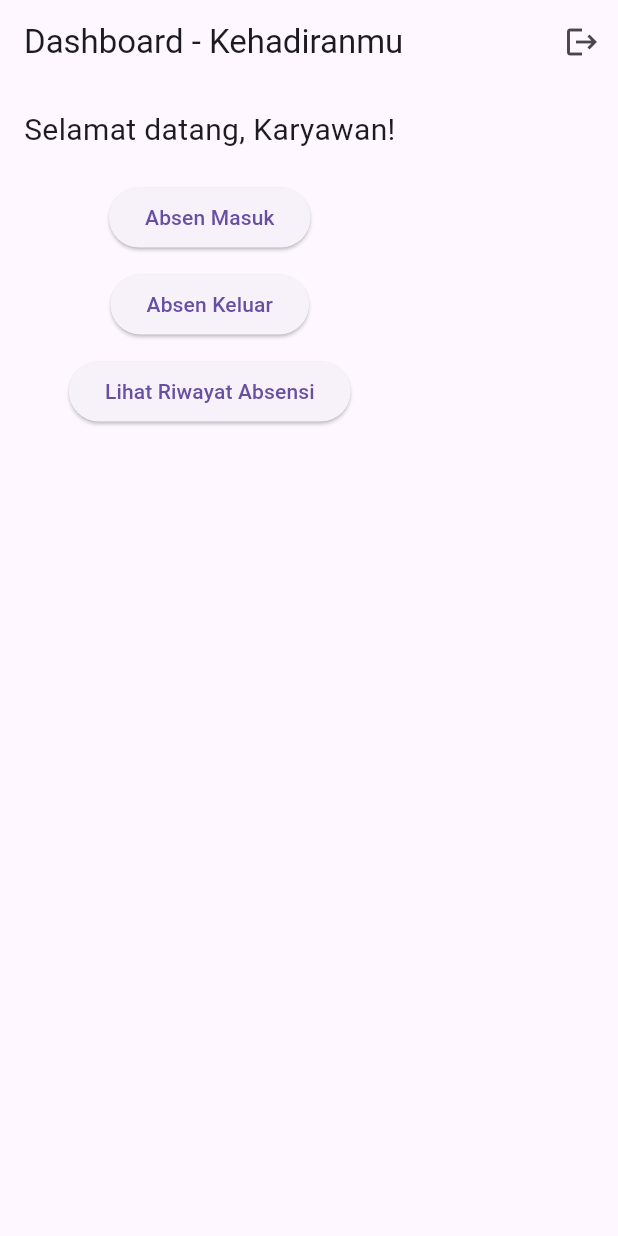
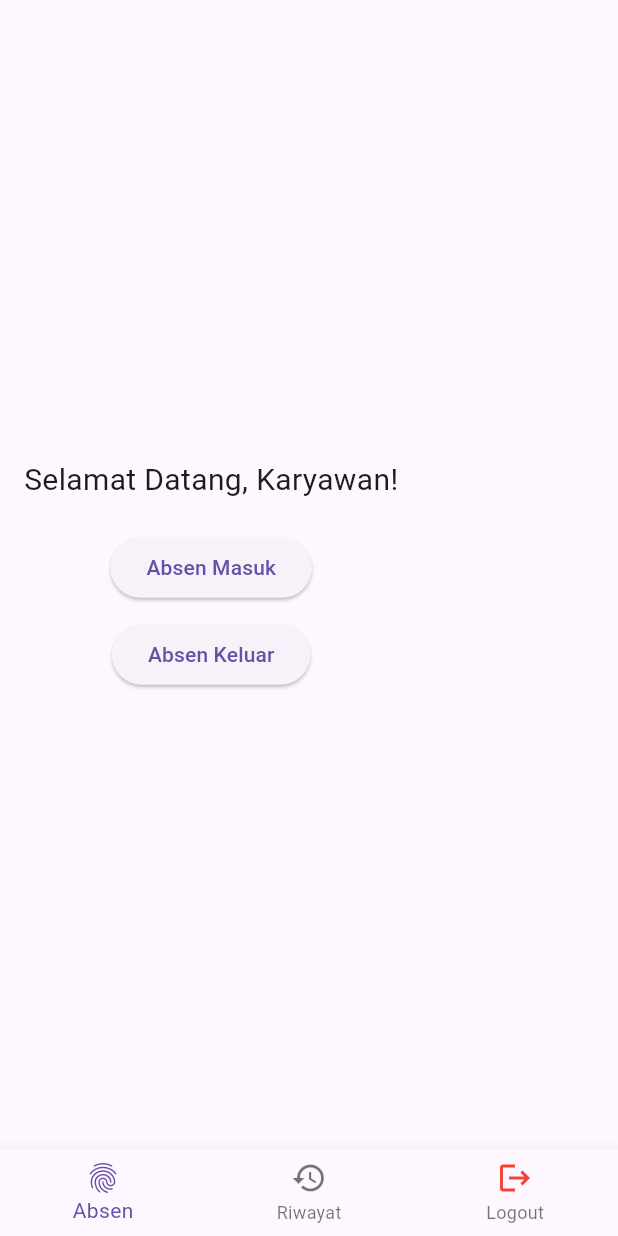
Before and after one commit to dedyksuntoro/kehadiranmu, a Flutter app: the DashboardScreen screen opened directly, on a phone screen of 412 x 824 dp. Run offline on Flutter 3.47's test engine with Material 3 defaults, Android fonts, the phone set to English and light mode, and no system bars; our stand-ins replace dropdown_search, flutter_map, geolocator, image_picker, jwt_decoder, latlong2; missing offline and left inert: encrypt_shared_preferences; accounts and stored records are empty.

Commit message:
Penyempurnaan menu dashboard

```diff
--- a/lib/screens/dashboard.dart
+++ b/lib/screens/dashboard.dart
@@ -15,8 +15,15 @@ import 'login.dart';
 import 'package:geolocator/geolocator.dart';
 import 'package:image_picker/image_picker.dart';
 
-class DashboardScreen extends StatelessWidget {
+class DashboardScreen extends StatefulWidget {
   const DashboardScreen({super.key});
+
+  @override
+  _DashboardScreenState createState() => _DashboardScreenState();
+}
+
+class _DashboardScreenState extends State<DashboardScreen> {
+  int _selectedIndex = 0; // Indeks tab yang dipilih
 
   Future<bool> _checkAndRequestPermission(BuildContext context) async {
     try {
@@ -335,32 +342,76 @@ class DashboardScreen extends StatelessWidget {
     if (user == null) {
       return Scaffold(body: Center(child: Text('User not found')));
     }
-    log(user.role);
+    log('User Role: ${user.role}');
 
     return Scaffold(
-      appBar: AppBar(
-        title: Text('Dashboard - Kehadiranmu'),
-        actions: [
-          IconButton(
-            icon: Icon(Icons.logout),
-            onPressed: () => _showLogoutDialog(context),
-          ),
-        ],
-      ),
-      body: Padding(
-        padding: EdgeInsets.all(16.0),
-        child:
+      body:
           user.role == 'admin'
-                ? _buildAdminDashboard(context)
-                : _buildUserDashboard(context),
-      ),
+              ? _buildAdminDashboard(context, _selectedIndex)
+              : _buildUserDashboard(context, _selectedIndex),
+      bottomNavigationBar:
+          user.role == 'admin'
+              ? _buildAdminBottomNavBar()
+              : _buildUserBottomNavBar(),
     );
   }
 
-  Widget _buildUserDashboard(BuildContext context) {
-    return Column(
+  Widget _buildAdminDashboard(BuildContext context, int index) {
+    final List<Widget> adminPages = [
+      // Tab 0: Rekap Absensi
+      RekapAbsenScreen(),
+      // Tab 1: Kelola Shift
+      ShiftScreen(),
+      // Tab 2: Kelola Lokasi
+      LokasiScreen(),
+      // Tab 3: Kelola Karyawan
+      EmployeeManagementScreen(),
+      // Tab 4: Logout (Placeholder)
+      Center(child: Text('Logout akan ditangani di BottomNavBar')),
+    ];
+
+    return adminPages[index];
+  }
+
+  BottomNavigationBar _buildAdminBottomNavBar() {
+    return BottomNavigationBar(
+      currentIndex: _selectedIndex,
+      onTap: (index) {
+        if (index == 4) {
+          // Indeks 4 adalah Logout
+          _showLogoutDialog(context);
+        } else {
+          setState(() {
+            _selectedIndex = index;
+          });
+        }
+      },
+      type: BottomNavigationBarType.fixed, // Untuk lebih dari 3 item
+      items: [
+        BottomNavigationBarItem(
+          icon: Icon(Icons.history),
+          label: 'Rekap Absensi',
+        ),
+        BottomNavigationBarItem(icon: Icon(Icons.schedule), label: 'Shift'),
+        BottomNavigationBarItem(icon: Icon(Icons.location_on), label: 'Lokasi'),
+        BottomNavigationBarItem(icon: Icon(Icons.people), label: 'Karyawan'),
+        BottomNavigationBarItem(
+          icon: Icon(Icons.logout, color: Colors.red),
+          label: 'Logout',
+        ),
+      ],
+    );
+  }
+
+  Widget _buildUserDashboard(BuildContext context, int index) {
+    final List<Widget> userPages = [
+      // Tab 0: Absen
+      Padding(
+        padding: EdgeInsets.all(16.0),
+        child: Column(
+          mainAxisAlignment: MainAxisAlignment.center,
           children: [
-        Text('Selamat datang, Karyawan!', style: TextStyle(fontSize: 20)),
+            Text('Selamat Datang, Karyawan!', style: TextStyle(fontSize: 20)),
             SizedBox(height: 20),
             ElevatedButton(
               onPressed: () => _absenMasuk(context),
@@ -371,62 +422,37 @@ class DashboardScreen extends StatelessWidget {
               onPressed: () => _absenKeluar(context),
               child: Text('Absen Keluar'),
             ),
-        SizedBox(height: 10),
-        ElevatedButton(
-          onPressed: () {
-            Navigator.push(
-              context,
-              MaterialPageRoute(builder: (context) => HistoryScreen()),
-            );
-          },
-          child: Text('Lihat Riwayat Absensi'),
+          ],
         ),
-      ],
-    );
+      ),
+      // Tab 1: Riwayat Absensi
+      HistoryScreen(),
+      // Tab 2: Logout (Placeholder)
+      Center(child: Text('Logout akan ditangani di BottomNavBar')),
+    ];
+
+    return userPages[index];
   }
 
-  Widget _buildAdminDashboard(BuildContext context) {
-    return Column(
-      children: [
-        Text('Selamat datang, Admin!', style: TextStyle(fontSize: 20)),
-        SizedBox(height: 20),
-        ElevatedButton(
-          onPressed: () {
-            Navigator.push(
-              context,
-              MaterialPageRoute(builder: (_) => RekapAbsenScreen()),
-            );
+  BottomNavigationBar _buildUserBottomNavBar() {
+    return BottomNavigationBar(
+      currentIndex: _selectedIndex,
+      onTap: (index) {
+        if (index == 2) {
+          // Indeks 2 adalah Logout
+          _showLogoutDialog(context);
+        } else {
+          setState(() {
+            _selectedIndex = index;
+          });
+        }
       },
-          child: Text('Lihat Rekap Absensi'),
-        ),
-        ElevatedButton(
-          onPressed: () {
-            Navigator.push(
-              context,
-              MaterialPageRoute(builder: (context) => ShiftScreen()),
-            );
-          },
-          child: Text('Kelola Shift'),
-        ),
-        ElevatedButton(
-          onPressed: () {
-            Navigator.push(
-              context,
-              MaterialPageRoute(builder: (context) => LokasiScreen()),
-            );
-          },
-          child: Text('Kelola Lokasi'),
-        ),
-        ElevatedButton(
-          onPressed: () {
-            Navigator.push(
-              context,
-              MaterialPageRoute(
-                builder: (context) => EmployeeManagementScreen(),
-              ),
-            );
-          },
-          child: Text('Kelola Karyawan'),
+      items: [
+        BottomNavigationBarItem(icon: Icon(Icons.fingerprint), label: 'Absen'),
+        BottomNavigationBarItem(icon: Icon(Icons.history), label: 'Riwayat'),
+        BottomNavigationBarItem(
+          icon: Icon(Icons.logout, color: Colors.red),
+          label: 'Logout',
         ),
       ],
     );
```
Lines whose indentation alone changed are shown as unchanged.
